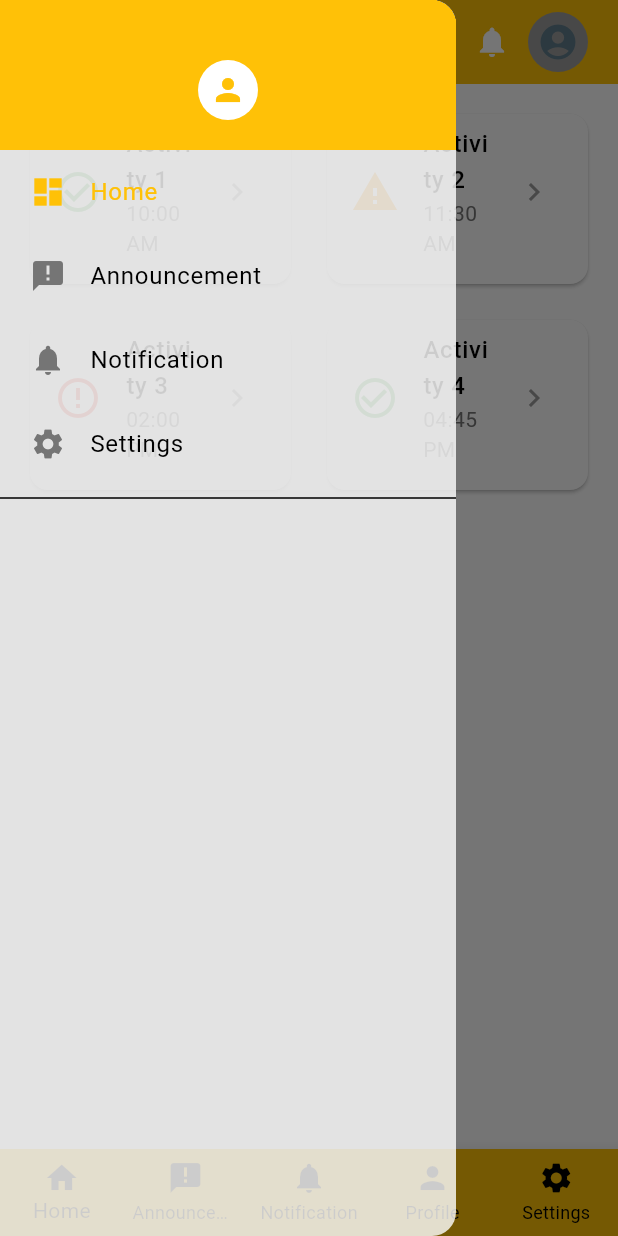
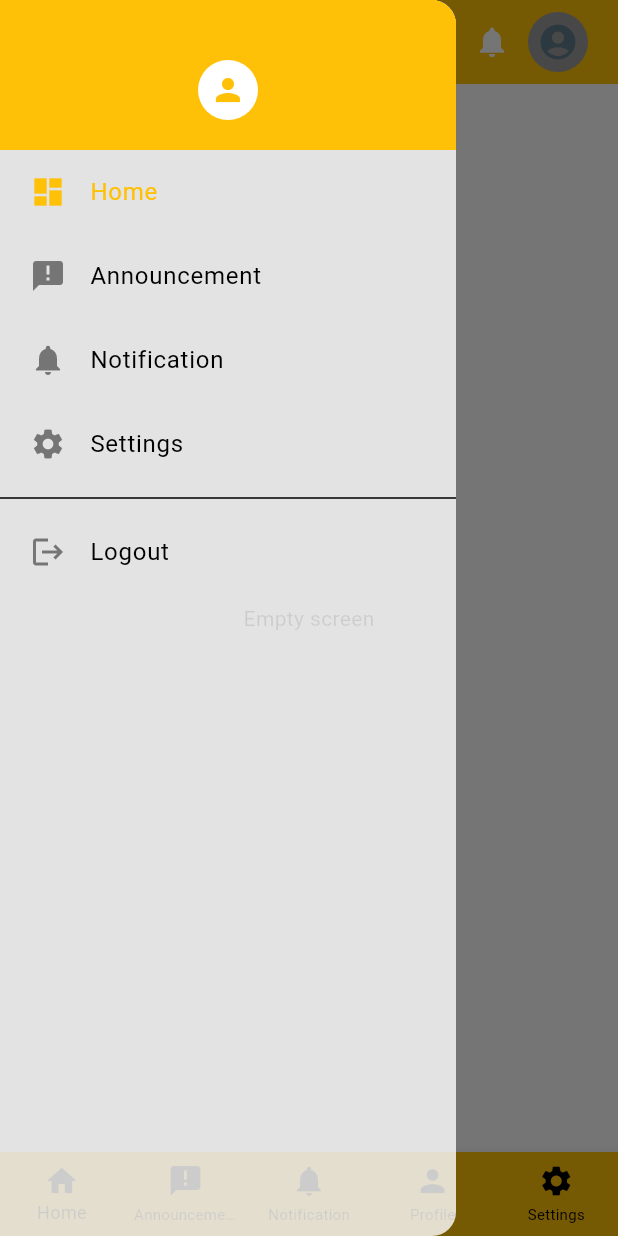
Before and after one commit to Gagendraghalley/Desuung-APP, a Flutter app: the screen it shows after launch, with the side drawer open, on a phone screen of 412 x 824 dp. Run offline on Flutter 3.47's test engine with Material 3 defaults, Android fonts, the phone set to English and light mode, and no system bars; our stand-ins replace google_fonts, image_picker.

Commit message:
pushing new changes

```diff
--- a/lib/config/app_constants.dart
+++ b/lib/config/app_constants.dart
@@ -2,7 +2,8 @@
   home("Home"),
   announcement("Announcement"),
   notification("Notification"),
-  settings("Settings");
+  settings("Settings"),
+  logout("Logout");
 
   final String value;
   const MenuName(this.value);
--- a/lib/screens/dashboard_screen.dart
+++ b/lib/screens/dashboard_screen.dart
@@ -1,9 +1,11 @@
 import 'package:flutter/material.dart';
 
 import '../config/theme.dart';
+import '../widgets/empty_screen.dart';
 import '../widgets/custom_app_bar.dart';
 import 'announcement_screen.dart';
 import 'notification_screen.dart';
+import 'profile_screen.dart';
 import 'settings_screen.dart';
 
 import '../config/app_constants.dart';
@@ -45,30 +47,37 @@
     },
   ];
 
-  final List<Map<String, dynamic>> _widgetOptions = <Map<String, dynamic>>[
-    {'activities': []},
+  final List<Widget> _widgetOptions = <Widget>[
+    EmptyScreen(),
+    AnnouncementScreen(),
+    NotificationScreen(),
+    ProfileScreen(),
+    SettingsScreen(),
   ];
 
-  Widget _buildActivityGrid(List<Map<String, dynamic>> activities) {
-    return Container(
-      padding: const EdgeInsets.all(16.0),
-      child: GridView.builder(
-        gridDelegate: const SliverGridDelegateWithFixedCrossAxisCount(
-          crossAxisCount: 2,
-          crossAxisSpacing: 16,
-          mainAxisSpacing: 16,
-          childAspectRatio: 1.5,
-        ),
-        itemCount: activities.length,
-        itemBuilder: (context, index) => _buildCard(activities[index]),
-      ),
-    );
+  void _logOut() {
+    print("Logout");
   }
 
   List<Widget> _buildWidgetOptions() {
-    return <Widget>[
-      _buildActivityGrid(_activities),
-    ];
+    return _widgetOptions;
+  }
+
+   Widget _buildActivityGrid(List<Map<String, dynamic>> activities) {
+    return const Center(child: Text('Empty screen'),);
+    // return Container(
+    //   padding: const EdgeInsets.all(16.0),
+    //   child: GridView.builder(
+    //     gridDelegate: const SliverGridDelegateWithFixedCrossAxisCount(
+    //       crossAxisCount: 2,
+    //       crossAxisSpacing: 16,
+    //       mainAxisSpacing: 16,
+    //       childAspectRatio: 1.5,
+    //     ),
+    //     itemCount: activities.length,
+    //     itemBuilder: (context, index) => _buildCard(activities[index]),
+    //   ),
+    // );
   }
 
   void _onItemTapped(int index) {
@@ -145,6 +154,14 @@
                 },
               ),
               const Divider(),
+              _createDrawerItem(
+                icon: Icons.logout,
+                text: MenuName.logout.value,
+                onTap: () {
+                  _logOut();
+                  Navigator.pop(context);
+                },
+              ),
             ],
           ),
         ),
@@ -166,6 +183,8 @@
                 icon: Icon(Icons.settings), label: 'Settings'),
           ],
           currentIndex: _currentPageIndex,
+           selectedFontSize: 12,
+          unselectedFontSize: 10,
           onTap: _onItemTapped,
         ));
 
--- /dev/null
+++ b/lib/widgets/empty_screen.dart
@@ -0,0 +1,10 @@
+import 'package:flutter/material.dart';
+
+class EmptyScreen extends StatelessWidget {
+  const EmptyScreen({super.key});
+
+  @override
+  Widget build(BuildContext context) {
+    return const Center(child: Text('Empty screen'));
+  }
+}
```
